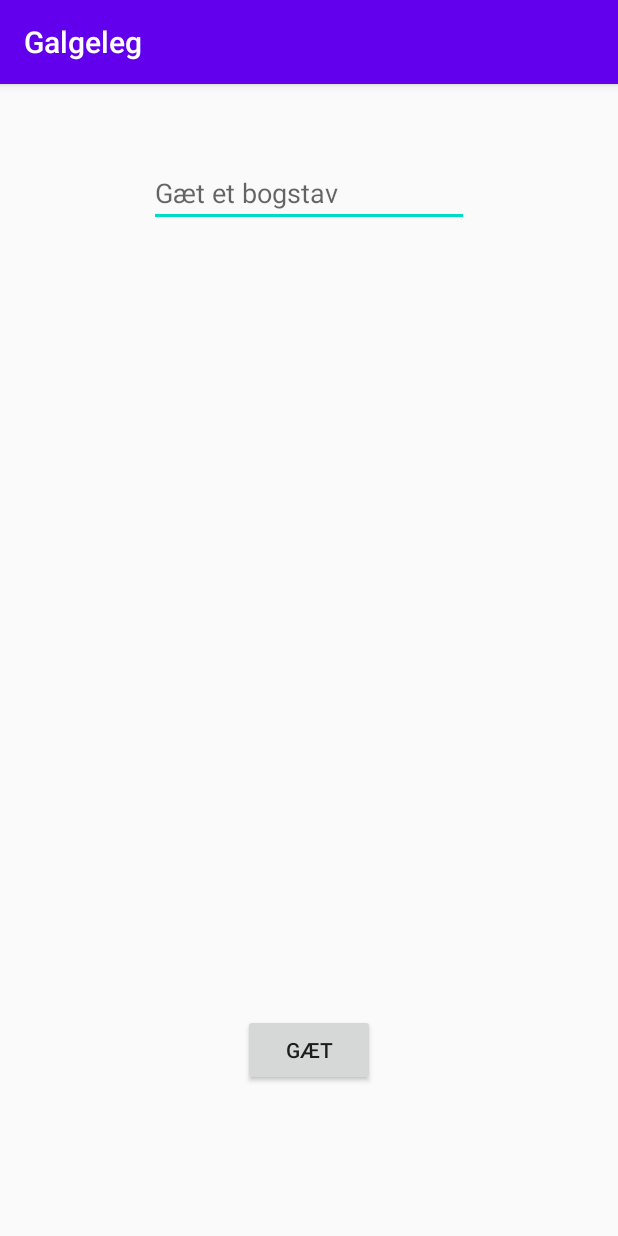
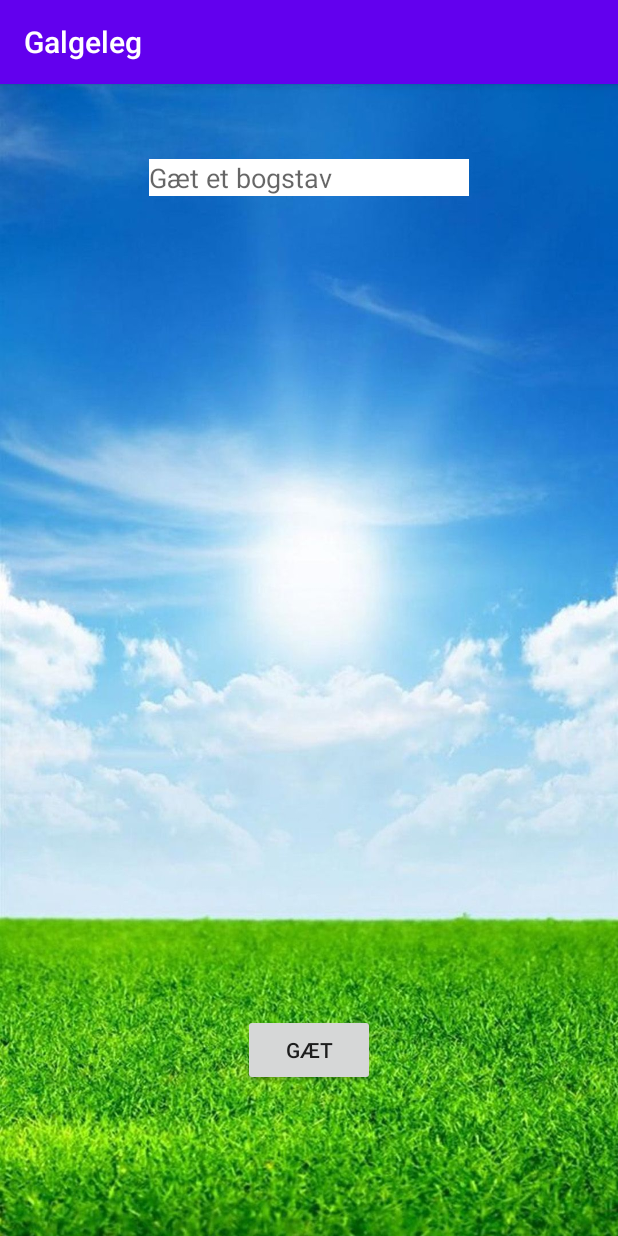
Before and after one commit to moamal01/Galgeleg, an Android app: the screen it shows after launch (MainActivity), on a phone screen of 412 x 824 dp. Run offline under Robolectric (Android 15) with nearby library versions, the phone set to English and light mode, and no system bars.

Commit message:
design changes

```diff
--- a/app/src/main/res/layout/activity_main.xml
+++ b/app/src/main/res/layout/activity_main.xml
@@ -1,6 +1,7 @@
 <?xml version="1.0" encoding="utf-8"?>
 <androidx.constraintlayout.widget.ConstraintLayout xmlns:android="http://schemas.android.com/apk/res/android"
     xmlns:app="http://schemas.android.com/apk/res-auto"
+    android:background="@drawable/background"
     xmlns:tools="http://schemas.android.com/tools"
     android:layout_width="match_parent"
     android:layout_height="match_parent"
@@ -11,6 +12,7 @@
         android:layout_width="wrap_content"
         android:layout_height="wrap_content"
         android:layout_marginTop="50dp"
+        android:background="@android:color/background_light"
         android:ems="10"
         android:hint="Gæt et bogstav"
         android:inputType="textPersonName"
@@ -42,9 +44,10 @@
         android:id="@+id/gættede_bogstav_textView"
         android:layout_width="wrap_content"
         android:layout_height="wrap_content"
+        android:background="@android:color/background_light"
         android:fontFamily="sans-serif"
+        android:textColor="#000000"
         android:textSize="20dp"
-        android:textColor="#000000"
         app:layout_constraintBottom_toTopOf="@id/gæt_button"
         app:layout_constraintLeft_toLeftOf="parent"
         app:layout_constraintRight_toRightOf="parent" />
```
Also changed, not shown: app/src/main/res/drawable-v24/background.jpg (added).
